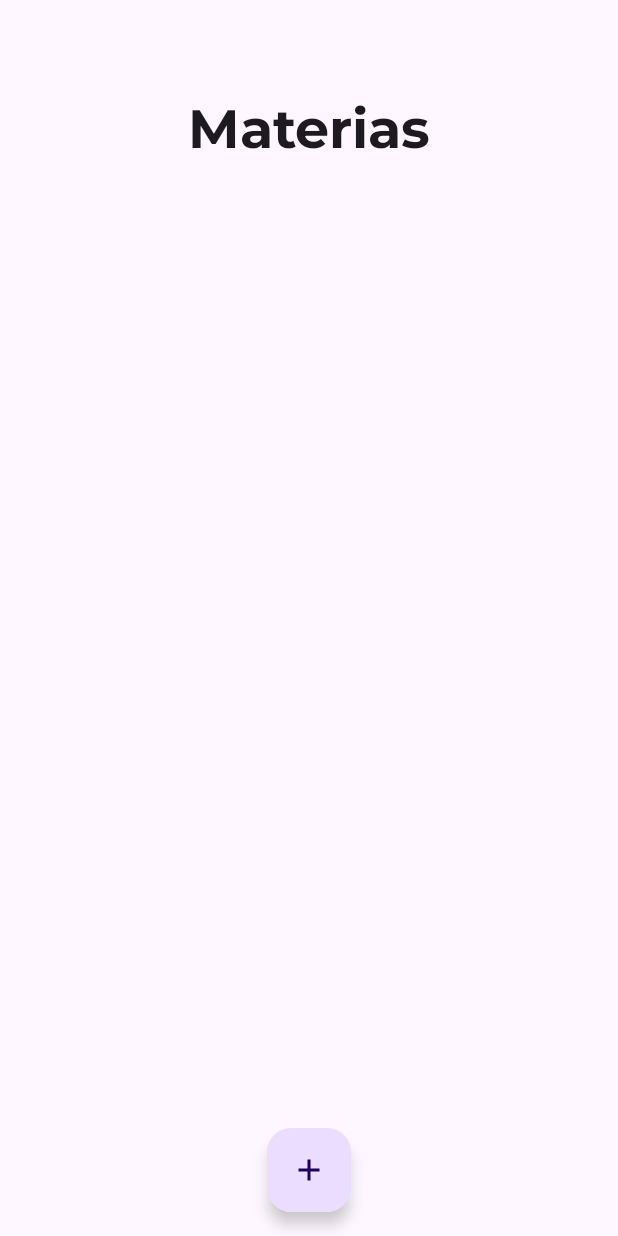
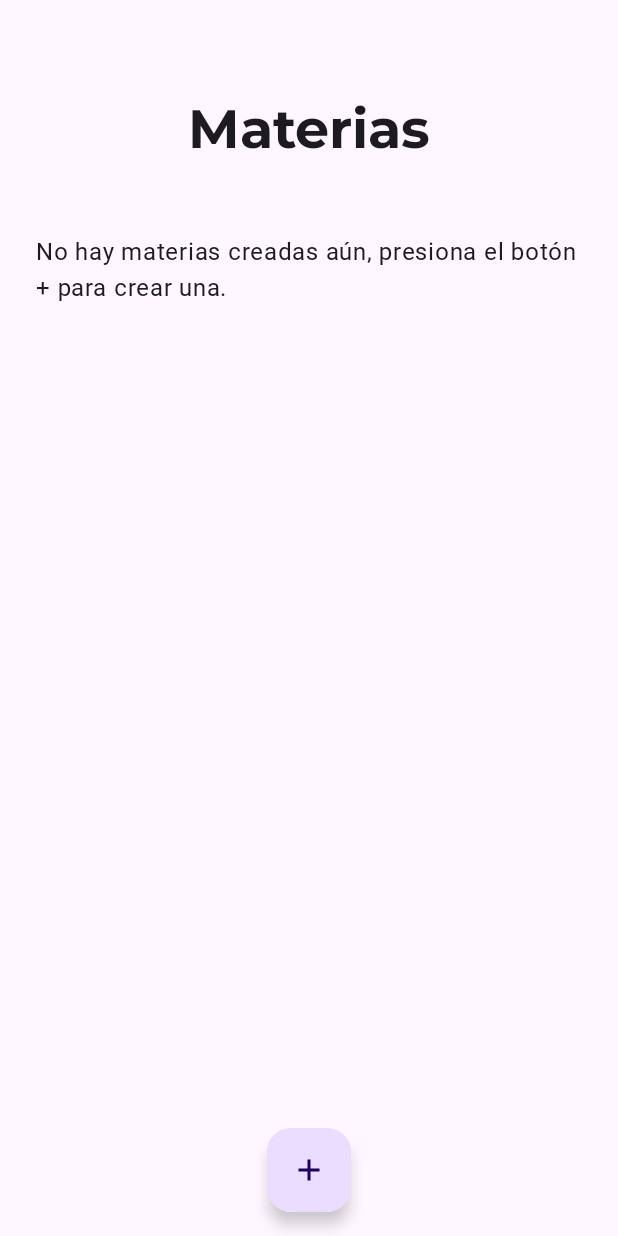
Before and after one commit to lgaieta/classmanager, an Android app built with Jetpack Compose: the SubjectsListScreen screen opened through its navigation route, on a phone screen of 412 x 824 dp. Run offline under Robolectric (Android 15) with nearby library versions, the phone set to English and light mode, and no system bars; Roboto replaces fonts that are not available here.

Commit message:
Added empty subjects list text

```diff
--- a/app/src/main/java/com/lgaieta/classmanager/subjects/ui/list/SubjectsListScreen.kt
+++ b/app/src/main/java/com/lgaieta/classmanager/subjects/ui/list/SubjectsListScreen.kt
@@ -54,6 +54,9 @@ fun SubjectsListScreen(
         ) {
             SubjectHeader()
             Spacer(modifier = Modifier.height(48.dp))
+            if (listState.subjects.isEmpty()) {
+                Text(text = stringResource(R.string.empty_subjects_list))
+            }
             LazyColumn(
                 modifier = Modifier
                     .fillMaxSize()
--- a/app/src/main/res/values/strings.xml
+++ b/app/src/main/res/values/strings.xml
@@ -24,4 +24,5 @@
     <string name="course_label">Curso</string>
     <string name="subjects_list_title">Materias</string>
     <string name="new_subject_fab_description">Nueva materia</string>
+    <string name="empty_subjects_list">No hay materias creadas aún, presiona el botón + para crear una.</string>
 </resources>
```
